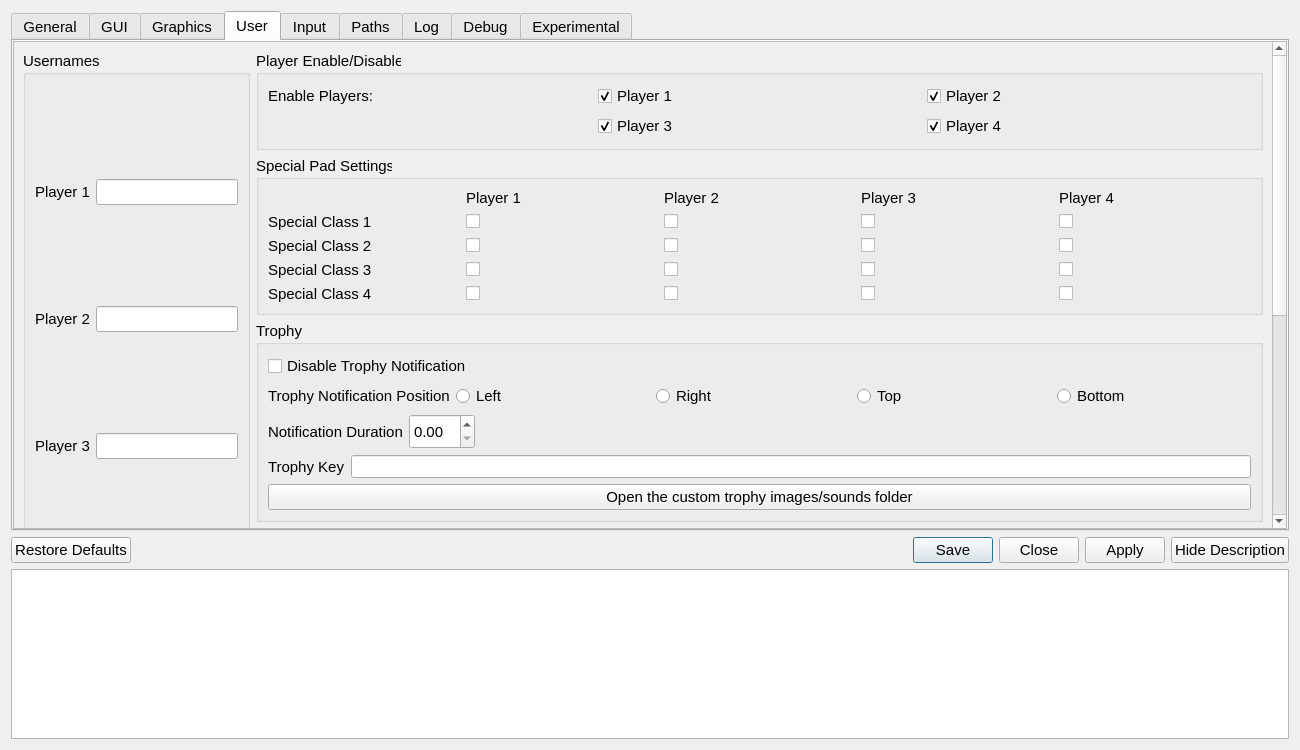
Qt form src/qt_gui/settings_dialog.ui (diegolix29/shadPS4) before a commit.
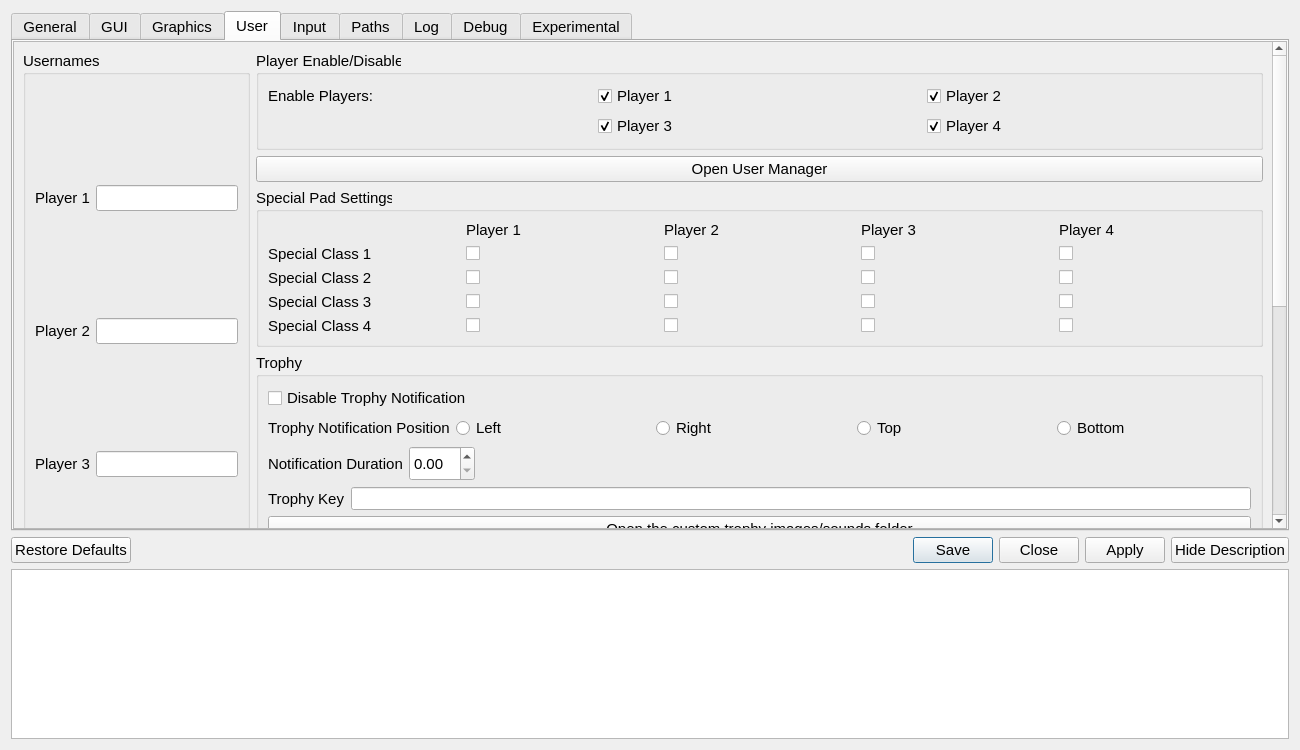
The same form after that commit. The open tabs and pages were chosen to show the change. Icons and pictures are not drawn.

Commit message: user dialog

What changed in the file:
```diff
--- a/src/qt_gui/settings_dialog.ui
+++ b/src/qt_gui/settings_dialog.ui
@@ -1891,6 +1891,13 @@
 														</layout>
 													</widget>
 												</item>
+												<item>
+													<widget class="QPushButton" name="openUserManagerButton">
+														<property name="text">
+															<string>Open User Manager</string>
+														</property>
+													</widget>
+												</item>
 												<item>
 													<widget class="QGroupBox" name="specialPadGroupBox">
 														<property name="title">
```
The commit also changes 11 other files.
